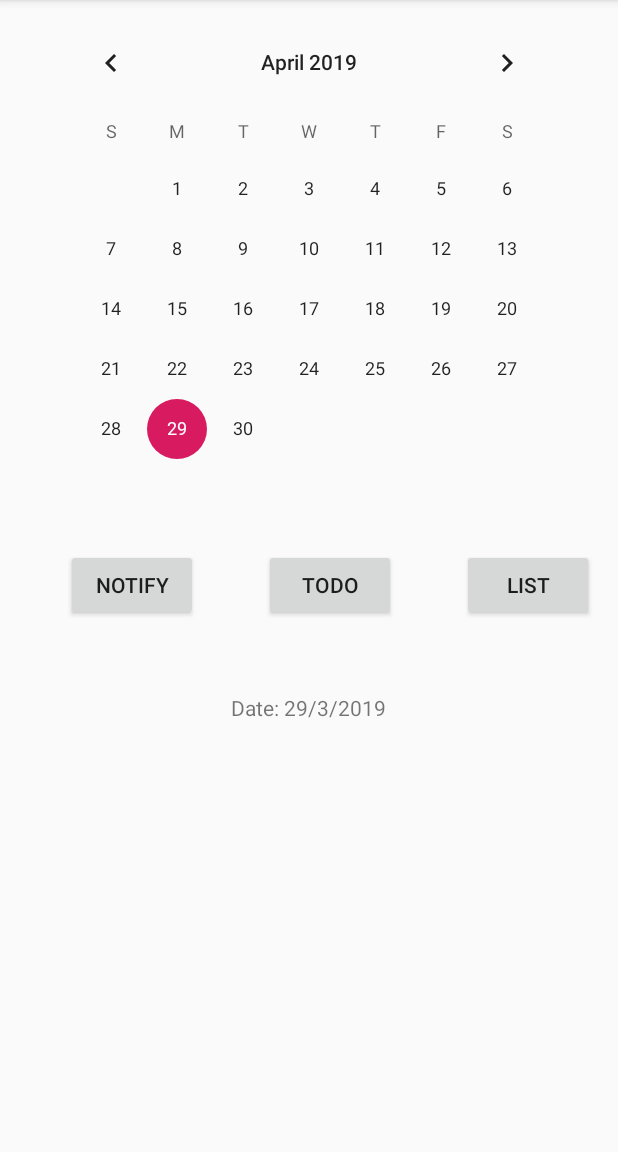
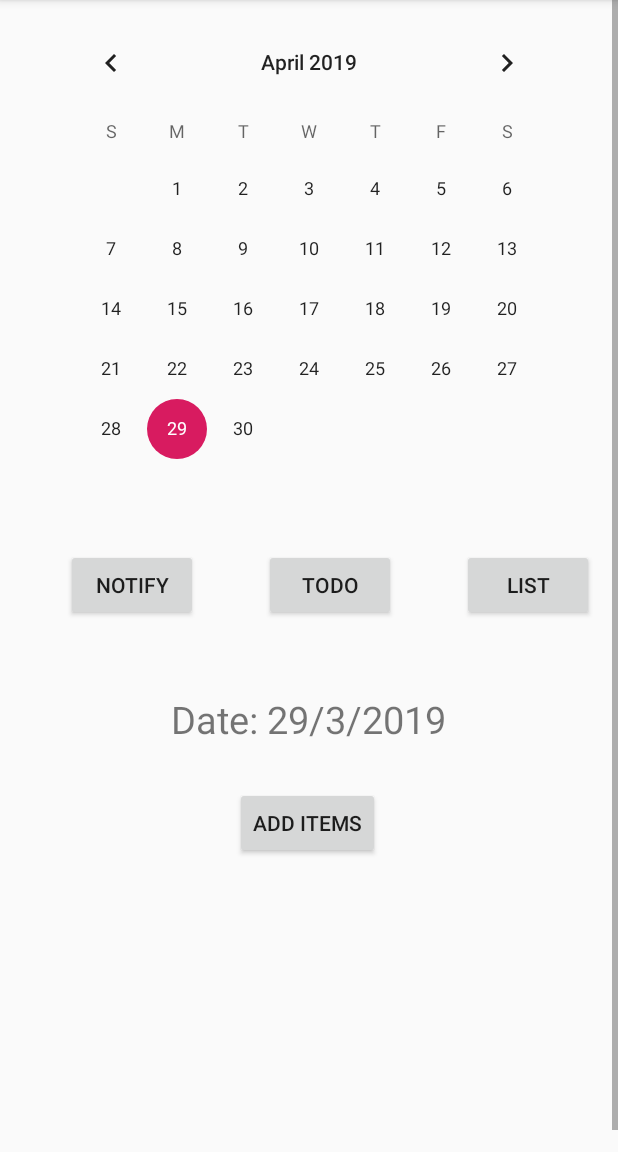
Before and after one commit to TheBluestOfDudes/Projectmobiledevelopment, an Android app: the screen it shows after launch (MainActivity), after a tap on "CALENDAR", on a phone screen of 412 x 824 dp, the part 84-1236 px from its top. Run offline under Robolectric (Android 15) with nearby library versions, the phone set to English and light mode, and no system bars; our stand-ins replace Room's generated code.

Commit message:
Can now add items in todo list

```diff
--- a/app/src/main/java/com/example/projectmobiledevelopment/Database/Database.java
+++ b/app/src/main/java/com/example/projectmobiledevelopment/Database/Database.java
@@ -2,7 +2,7 @@ package com.example.projectmobiledevelopment.Database;
 
 import android.arch.persistence.room.RoomDatabase;
 
-@android.arch.persistence.room.Database(entities = {dogs.class, dates.class, todo.class}, version = 3, exportSchema = false)
+@android.arch.persistence.room.Database(entities = {dogs.class, dates.class, todo.class}, version = 4, exportSchema = false)
 public abstract class Database extends RoomDatabase{
 
     public abstract dao mydao();
--- a/app/src/main/java/com/example/projectmobiledevelopment/Fragments/Calender/CalenderFragment.java
+++ b/app/src/main/java/com/example/projectmobiledevelopment/Fragments/Calender/CalenderFragment.java
@@ -5,12 +5,16 @@ import android.os.Bundle;
 import android.support.v4.app.Fragment;
 import android.support.v4.app.FragmentTransaction;
 import android.transition.Scene;
+import android.util.Log;
 import android.view.LayoutInflater;
 import android.view.View;
 import android.view.ViewGroup;
 import android.widget.Button;
 import android.widget.CalendarView;
 
+import com.example.projectmobiledevelopment.Database.dates;
+import com.example.projectmobiledevelopment.Fragments.Calender.Notification.NotifyCalenderFragment;
+import com.example.projectmobiledevelopment.Fragments.Calender.Todo.CalenderTodoFragment;
 import com.example.projectmobiledevelopment.Fragments.MainActivity;
 import com.example.projectmobiledevelopment.R;
 
@@ -75,10 +79,10 @@ public class CalenderFragment extends Fragment {
         List<String> items = mainActivity.db.getTodoList(Calendar.getInstance().get(Calendar.YEAR), Calendar.getInstance().get(Calendar.MONTH), Calendar.getInstance().get(Calendar.DAY_OF_MONTH));
         mainActivity.todolist = items;
 
-        CalenderTodoFragment input = new CalenderTodoFragment();
+        final CalenderTodoFragment input = new CalenderTodoFragment();
         input.setArguments(args);
 
-        NotifyCalenderFragment input2 = new NotifyCalenderFragment();
+        final NotifyCalenderFragment input2 = new NotifyCalenderFragment();
         input2.setArguments(args);
 
         FragmentTransaction fragmentTransaction = mainActivity.fragmentManager.beginTransaction();
@@ -136,12 +140,15 @@ public class CalenderFragment extends Fragment {
         btnTodo.setOnClickListener(new View.OnClickListener() {
             @Override
             public void onClick(View v) {
-                CalenderTodoFragment input = new CalenderTodoFragment();
-                input.setArguments(args);
                 scene = FragmentView.TODO;
                 FragmentTransaction fragmentTransaction = mainActivity.fragmentManager.beginTransaction();
                 fragmentTransaction.replace(R.id.calender_container, input, null)
                         .commit();
+
+                for(dates date : mainActivity.db.getDates()) {
+                    Log.d("FindProblemWithView", "" + date.getYear() + " | " + date.getMonth() + " | " + date.getDay());
+                }
+
             }
         });
         return v;
--- a/app/src/main/java/com/example/projectmobiledevelopment/Fragments/Calender/NotifyCalenderFragment.java
+++ b/app/src/main/java/com/example/projectmobiledevelopment/Fragments/Calender/Notification/NotifyCalenderFragment.java
@@ -1,4 +1,4 @@
-package com.example.projectmobiledevelopment.Fragments.Calender;
+package com.example.projectmobiledevelopment.Fragments.Calender.Notification;
 
 
 import android.app.AlarmManager;
@@ -25,7 +25,6 @@ import com.example.projectmobiledevelopment.R;
 import com.example.projectmobiledevelopment.Utils.ErrorByUser;
 
 import java.util.Calendar;
-import java.util.Date;
 
 import static com.example.projectmobiledevelopment.BaseApplication.app.CHANNEL_1_ID;
 
--- a/app/src/main/java/com/example/projectmobiledevelopment/Fragments/Calender/CalenderTodoFragment.java
+++ b/app/src/main/java/com/example/projectmobiledevelopment/Fragments/Calender/Todo/CalenderTodoFragment.java
@@ -1,14 +1,16 @@
-package com.example.projectmobiledevelopment.Fragments.Calender;
+package com.example.projectmobiledevelopment.Fragments.Calender.Todo;
 
 
 import android.os.Bundle;
 import android.support.v4.app.Fragment;
+import android.support.v4.app.FragmentTransaction;
 import android.support.v7.widget.LinearLayoutManager;
 import android.support.v7.widget.RecyclerView;
 import android.util.Log;
 import android.view.LayoutInflater;
 import android.view.View;
 import android.view.ViewGroup;
+import android.widget.Button;
 import android.widget.TextView;
 
 import com.example.projectmobiledevelopment.Classes.RecAdapter;
@@ -16,6 +18,7 @@ import com.example.projectmobiledevelopment.Classes.TodoAdapter;
 import com.example.projectmobiledevelopment.Fragments.MainActivity;
 import com.example.projectmobiledevelopment.R;
 
+import java.time.Year;
 import java.util.Calendar;
 import java.util.List;
 
@@ -27,6 +30,8 @@ public class CalenderTodoFragment extends Fragment {
     private RecyclerView ra;
     private MainActivity mainActivity;
     private TextView date;
+
+    private Button btnAddPage;
 
     private int year;
     private int month;
@@ -46,6 +51,9 @@ public class CalenderTodoFragment extends Fragment {
         // init the textview
         date = v.findViewById(R.id.todo_date);
 
+        // button add page
+        btnAddPage = v.findViewById(R.id.btn_todo_add_page);
+
 
         // gets the arguments
         if(getArguments() != null && getArguments().containsKey("year")) {
@@ -54,15 +62,39 @@ public class CalenderTodoFragment extends Fragment {
             day = getArguments().getInt("day");
         }
 
+
         // gets the mainactivity
         mainActivity = ((MainActivity) getActivity());
+
+    //    mainActivity.todolist = mainActivity.db.getTodoList(year, month, day);
 
         date.setText("Date: " + day + "/" + month + "/" + year);
 
         ra = v.findViewById(R.id.recycler_todo);
         ra.setLayoutManager(new LinearLayoutManager(getActivity()));
-        TodoAdapter rv = new TodoAdapter(mainActivity.todolist);
+        TodoAdapter rv = new TodoAdapter(mainActivity.db.getTodoList(year, month, day));
         ra.setAdapter(rv);
+
+        btnAddPage.setOnClickListener(new View.OnClickListener() {
+            @Override
+            public void onClick(View v) {
+
+                Bundle bundle = new Bundle();
+                bundle.putInt("year", year);
+                bundle.putInt("month", month);
+                bundle.putInt("day", day);
+
+                for(String string : mainActivity.db.getTodoList(year, month, day)) {
+                    Log.d("heiandasksk", "" + string);
+                }
+
+                TodoAddFragment input = new TodoAddFragment();
+                input.setArguments(bundle);
+                FragmentTransaction fragmentTransaction = mainActivity.fragmentManager.beginTransaction();
+                fragmentTransaction.replace(R.id.calender_container, input, null)
+                        .commit();
+            }
+        });
 
         return v;
     }
--- a/app/src/main/res/layout/fragment_calender_todo.xml
+++ b/app/src/main/res/layout/fragment_calender_todo.xml
@@ -3,20 +3,20 @@
     xmlns:app="http://schemas.android.com/apk/res-auto"
     xmlns:tools="http://schemas.android.com/tools"
     android:layout_width="match_parent"
-    android:layout_height="280dp"
-    tools:context=".Fragments.Calender.CalenderTodoFragment">
+    android:layout_height="wrap_content"
+    tools:context=".Fragments.Calender.Todo.CalenderTodoFragment">
 
     <android.support.v7.widget.RecyclerView
         android:id="@+id/recycler_todo"
         android:layout_width="395dp"
         android:layout_height="190dp"
         android:layout_marginStart="8dp"
-        android:layout_marginTop="48dp"
+        android:layout_marginTop="20dp"
         android:layout_marginEnd="8dp"
         app:layout_constraintEnd_toEndOf="parent"
-        app:layout_constraintHorizontal_bias="1.0"
+        app:layout_constraintHorizontal_bias="0.0"
         app:layout_constraintStart_toStartOf="parent"
-        app:layout_constraintTop_toBottomOf="@+id/todo_date" />
+        app:layout_constraintTop_toBottomOf="@+id/btn_todo_add_page" />
 
     <TextView
         android:id="@+id/todo_date"
@@ -25,8 +25,22 @@
         android:layout_marginStart="8dp"
         android:layout_marginTop="16dp"
         android:layout_marginEnd="8dp"
-        android:text="TextView"
+        android:text="list of todays todo"
+        android:textSize="25dp"
         app:layout_constraintEnd_toEndOf="parent"
         app:layout_constraintStart_toStartOf="parent"
         app:layout_constraintTop_toTopOf="parent" />
+
+    <Button
+        android:id="@+id/btn_todo_add_page"
+        android:layout_width="wrap_content"
+        android:layout_height="wrap_content"
+        android:layout_marginStart="8dp"
+        android:layout_marginTop="28dp"
+        android:layout_marginEnd="8dp"
+        android:text="add Items"
+        app:layout_constraintEnd_toEndOf="parent"
+        app:layout_constraintHorizontal_bias="0.498"
+        app:layout_constraintStart_toStartOf="parent"
+        app:layout_constraintTop_toBottomOf="@+id/todo_date" />
 </android.support.constraint.ConstraintLayout>
```
Also changed, not shown: app/src/main/java/com/example/projectmobiledevelopment/Database/todo.java (+18 -3 lines), app/src/main/java/com/example/projectmobiledevelopment/Fragments/Calender/Todo/TodoAddFragment.java (added, +76 -0 lines), app/src/main/res/layout/fragment_todo_add.xml (added, +57 -0 lines).
